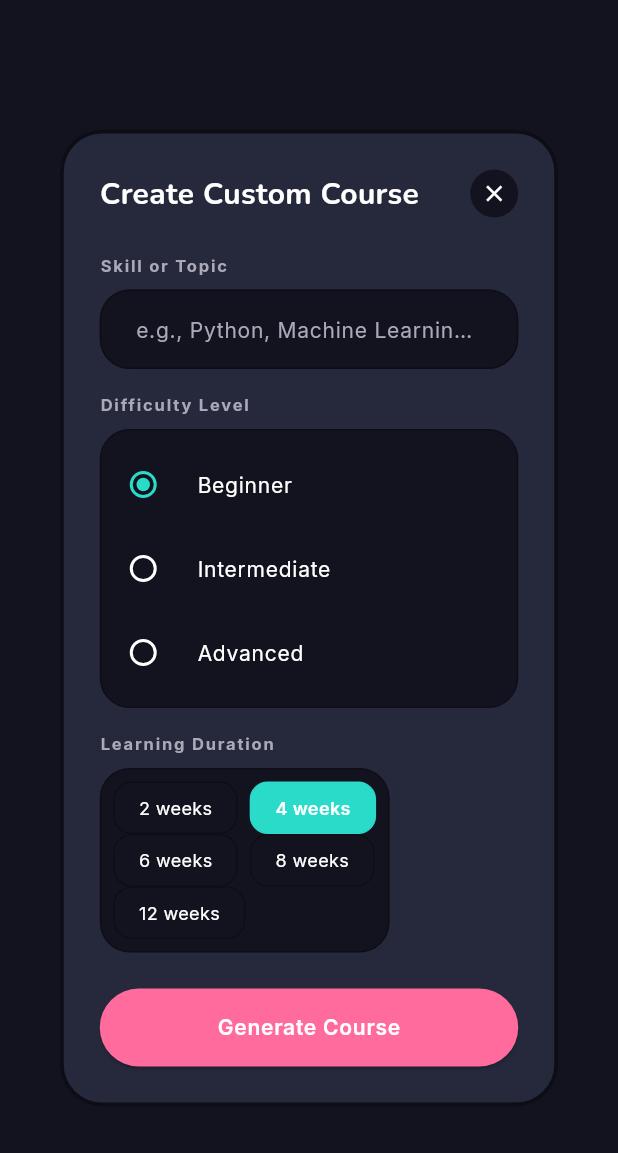
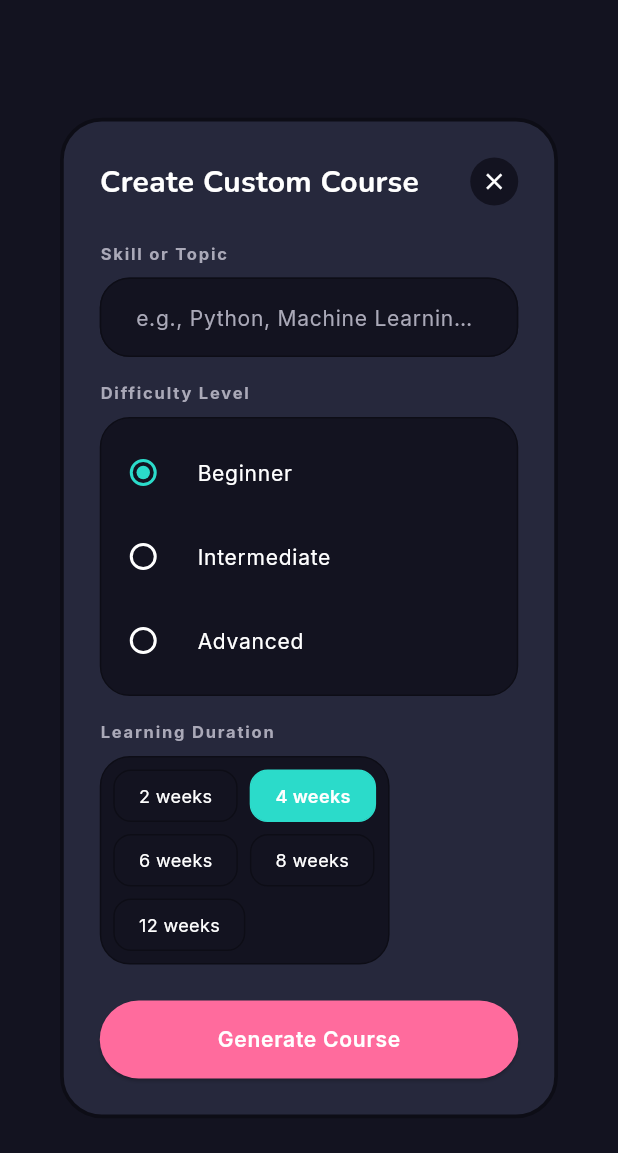
Before and after one commit to Ril-Viind/Random-Stuff, a Flutter app: the CustomCourseDialog widget shown alone on an empty page, opened directly, on a phone screen of 412 x 824 dp. Shown: the top 1153 px of the screen. Run offline on Flutter 3.47's test engine with Material 3 defaults, Android fonts, the phone set to English and light mode, and no system bars; our stand-ins replace flutter_riverpod, freezed_annotation, go_router, google_fonts, hive_flutter, percent_indicator; accounts and stored records are empty; network calls fail.

Commit message:
Fix Create Custom Course dialog overflow

```diff
--- a/app/lib/features/dashboard/presentation/widgets/custom_course_dialog.dart
+++ b/app/lib/features/dashboard/presentation/widgets/custom_course_dialog.dart
@@ -92,6 +92,7 @@ class _CustomCourseDialogState extends ConsumerState<CustomCourseDialog> {
             width: AppConstants.cardBorderWidth,
           ),
         ),
+        child: SingleChildScrollView(
           child: Form(
             key: _formKey,
             child: Column(
@@ -100,9 +101,9 @@ class _CustomCourseDialogState extends ConsumerState<CustomCourseDialog> {
               children: [
                 // Header
                 Row(
-                mainAxisAlignment: MainAxisAlignment.spaceBetween,
                   children: [
-                  Text(
+                    Expanded(
+                      child: Text(
                         'Create Custom Course',
                         style: AppTextStyles.h3.copyWith(
                           color: isDark
@@ -110,6 +111,8 @@ class _CustomCourseDialogState extends ConsumerState<CustomCourseDialog> {
                               : AppColors.textPrimaryLight,
                         ),
                       ),
+                    ),
+                    const SizedBox(width: AppConstants.spacingSm),
                   GestureDetector(
                     onTap: () => context.pop(),
                     child: Container(
@@ -256,6 +259,7 @@ class _CustomCourseDialogState extends ConsumerState<CustomCourseDialog> {
                 ),
                 child: Wrap(
                   spacing: 8,
+                  runSpacing: 8,
                   children: _weekOptions.map((weeks) {
                     final isSelected = _selectedWeeks == weeks;
                     return GestureDetector(
@@ -329,6 +333,7 @@ class _CustomCourseDialogState extends ConsumerState<CustomCourseDialog> {
           ),
         ),
       ),
+    ),
     );
   }
 }
```
Lines whose indentation alone changed are shown as unchanged.
